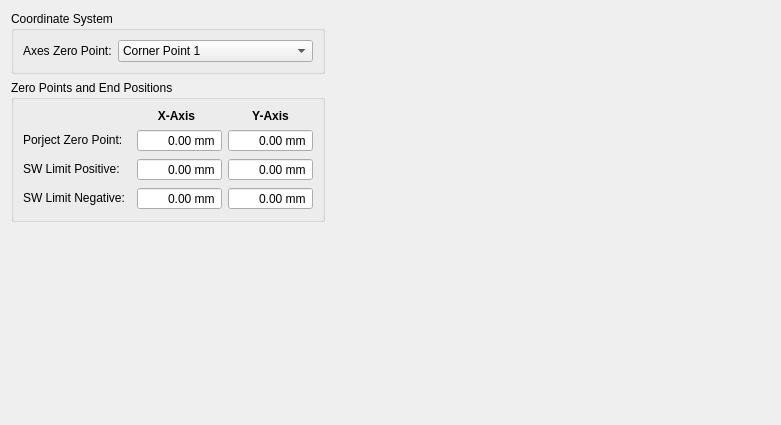
Above: source/wnd/h2measurement.ui from ww4u/mct-t4 before the change. Below: the same form after it.
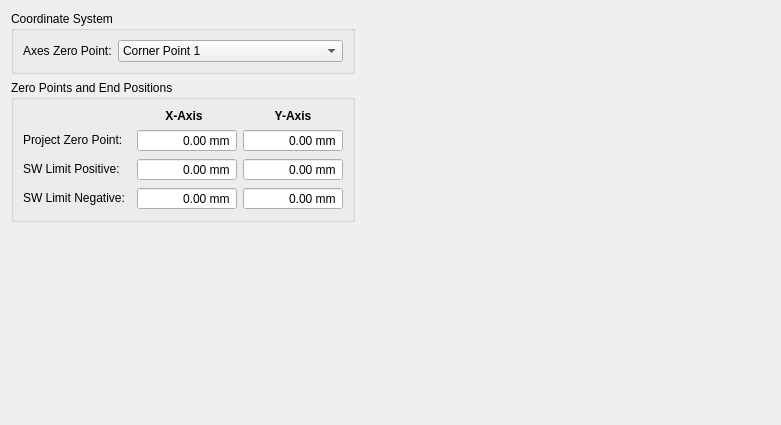
That is the form after the change. Icons and pictures are not drawn.

The edit to the form file:
```diff
--- a/source/wnd/h2measurement.ui
+++ b/source/wnd/h2measurement.ui
@@ -55,6 +55,12 @@
    </item>
    <item row="0" column="0">
     <widget class="QGroupBox" name="groupBox_Coordinate">
+     <property name="sizePolicy">
+      <sizepolicy hsizetype="Preferred" vsizetype="Preferred">
+       <horstretch>0</horstretch>
+       <verstretch>0</verstretch>
+      </sizepolicy>
+     </property>
      <property name="title">
       <string>Coordinate System</string>
      </property>
@@ -132,6 +138,12 @@
           <verstretch>0</verstretch>
          </sizepolicy>
         </property>
+        <property name="minimumSize">
+         <size>
+          <width>100</width>
+          <height>0</height>
+         </size>
+        </property>
         <property name="cursor">
          <cursorShape>IBeamCursor</cursorShape>
         </property>
@@ -172,6 +184,12 @@
           <verstretch>0</verstretch>
          </sizepolicy>
         </property>
+        <property name="minimumSize">
+         <size>
+          <width>100</width>
+          <height>0</height>
+         </size>
+        </property>
         <property name="cursor">
          <cursorShape>IBeamCursor</cursorShape>
         </property>
@@ -212,6 +230,12 @@
           <verstretch>0</verstretch>
          </sizepolicy>
         </property>
+        <property name="minimumSize">
+         <size>
+          <width>100</width>
+          <height>0</height>
+         </size>
+        </property>
         <property name="cursor">
          <cursorShape>IBeamCursor</cursorShape>
         </property>
@@ -255,6 +279,12 @@
           <verstretch>0</verstretch>
          </sizepolicy>
         </property>
+        <property name="minimumSize">
+         <size>
+          <width>100</width>
+          <height>0</height>
+         </size>
+        </property>
         <property name="cursor">
          <cursorShape>IBeamCursor</cursorShape>
         </property>
@@ -312,7 +342,7 @@
          </sizepolicy>
         </property>
         <property name="text">
-         <string>Porject Zero Point:</string>
+         <string>Project Zero Point:</string>
         </property>
        </widget>
       </item>
@@ -337,6 +367,12 @@
           <verstretch>0</verstretch>
          </sizepolicy>
         </property>
+        <property name="minimumSize">
+         <size>
+          <width>100</width>
+          <height>0</height>
+         </size>
+        </property>
         <property name="cursor">
          <cursorShape>IBeamCursor</cursorShape>
         </property>
@@ -393,6 +429,12 @@
           <verstretch>0</verstretch>
          </sizepolicy>
         </property>
+        <property name="minimumSize">
+         <size>
+          <width>100</width>
+          <height>0</height>
+         </size>
+        </property>
         <property name="cursor">
          <cursorShape>IBeamCursor</cursorShape>
         </property>
```
